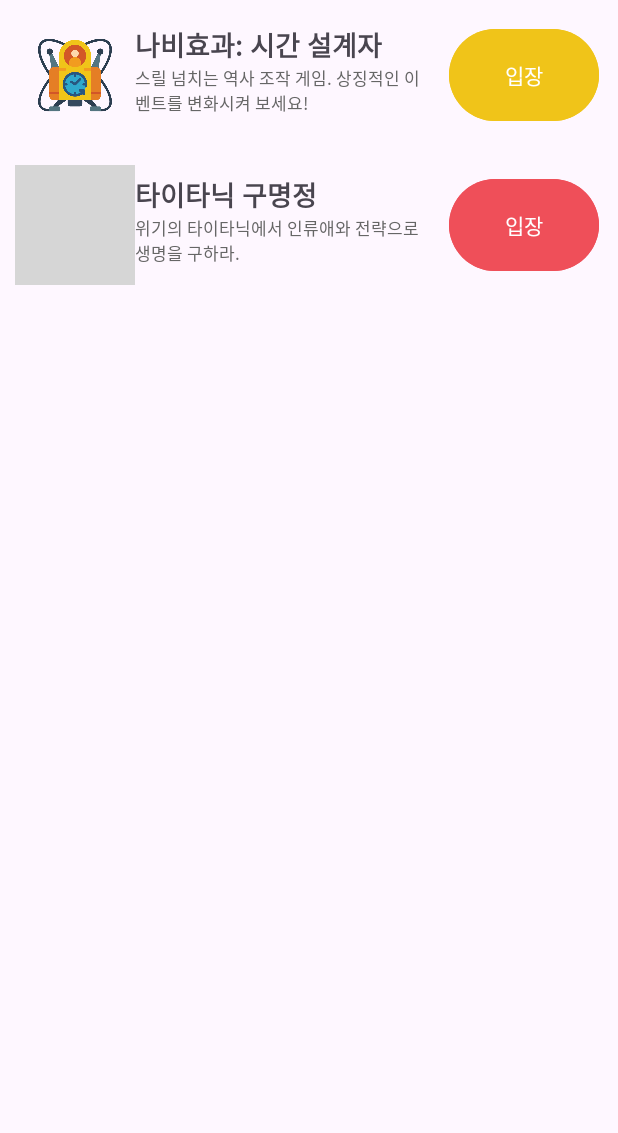
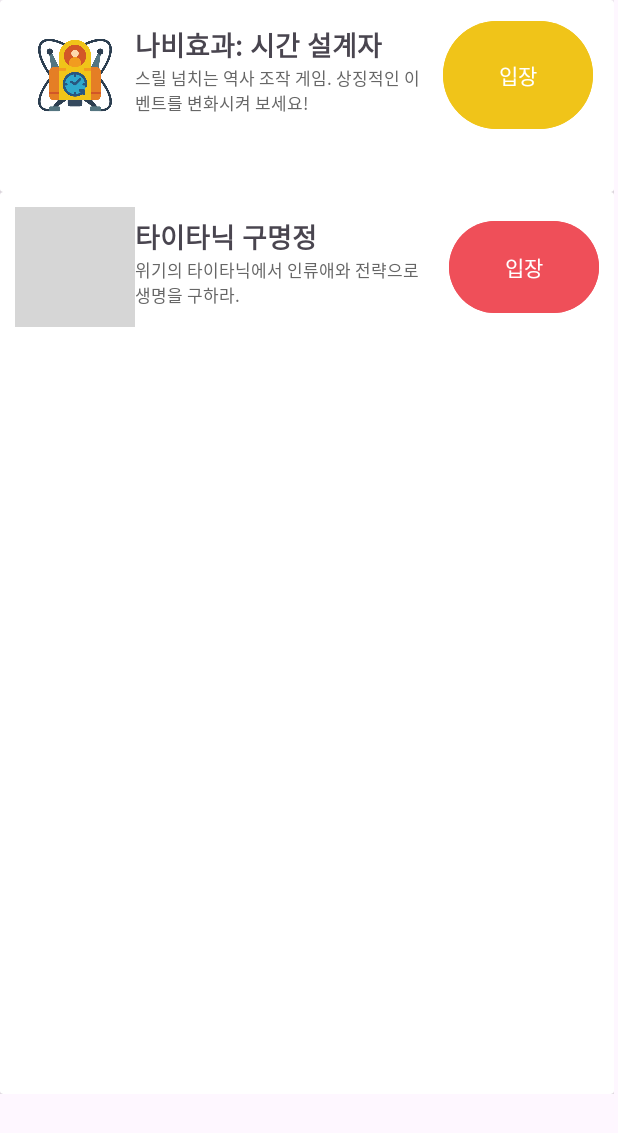
Before and after one commit to KHR0907/finalzammini2, an Android app: the screen it shows after launch (MainActivity), on a phone screen of 412 x 824 dp. Shown: the top 1133 px of the screen. Run offline under Robolectric (Android 15) with nearby library versions, the phone set to English and light mode, and no system bars; grey boxes are pictures that could not be loaded.

Commit message:
ui 변경 셋팅

```diff
--- a/app/src/main/java/com/example/finalzammini/MainActivity.java
+++ b/app/src/main/java/com/example/finalzammini/MainActivity.java
@@ -32,7 +32,6 @@ public class MainActivity extends AppCompatActivity {
         @Override
         public void onClick(View v) {
             Intent intent = new Intent(getApplicationContext(), ChatView.class);
-            //intent.putExtra("매개변수명",데이터);
             int id = v.getId();
             if(id==R.id.Button1){
                 intent.putExtra("bundle",bundle);
--- /dev/null
+++ b/app/src/main/java/com/example/finalzammini/SplashActivity.java
@@ -0,0 +1,27 @@
+package com.example.finalzammini;
+
+import androidx.appcompat.app.AppCompatActivity;
+import android.content.Intent;
+import android.os.Bundle;
+import android.os.Handler;
+
+public class SplashActivity extends AppCompatActivity {
+
+    @Override
+    protected void onCreate(Bundle savedInstanceState) {
+        super.onCreate(savedInstanceState);
+        setContentView(R.layout.splash_activity);
+        //로딩화면 시작.
+        Loadingstart();
+    }
+    private void Loadingstart(){
+        Handler handler=new Handler();
+        handler.postDelayed(new Runnable(){
+            public void run(){
+                Intent intent=new Intent(getApplicationContext(),MainActivity.class);
+                startActivity(intent);
+                finish();
+            }
+        },2000);
+    }
+}
--- a/app/src/main/res/layout/activity_main.xml
+++ b/app/src/main/res/layout/activity_main.xml
@@ -11,6 +11,10 @@
             android:layout_width="409dp"
             android:layout_height="729dp" tools:layout_editor_absoluteY="1dp" tools:layout_editor_absoluteX="1dp"
             tools:ignore="MissingConstraints">
+        <androidx.cardview.widget.CardView
+                android:layout_width="match_parent"
+                android:layout_height="128dp"
+        >
             <androidx.constraintlayout.widget.ConstraintLayout
                     android:layout_width="match_parent"
                     android:layout_height="100dp"
@@ -46,16 +50,19 @@
                         android:text="입장"
                         android:layout_width="100dp"
                         android:layout_height="match_parent"
-                android:layout_marginTop="5dp"
-                android:layout_marginBottom="5dp"
                         android:backgroundTint="#f0c419"
                         android:id="@+id/Button1"
-                app:layout_constraintRight_toRightOf="parent"/>
+                        app:layout_constraintRight_toRightOf="parent" tools:layout_editor_absoluteY="30dp"
+                        android:layout_marginRight="4dp"/>
 
 
             </androidx.constraintlayout.widget.ConstraintLayout>
+        </androidx.cardview.widget.CardView>
 
 
+        <androidx.cardview.widget.CardView
+                android:layout_width="match_parent"
+                android:layout_height="match_parent">
             <androidx.constraintlayout.widget.ConstraintLayout
                     android:layout_width="match_parent"
                     android:layout_height="100dp"
@@ -99,5 +106,6 @@
 
 
             </androidx.constraintlayout.widget.ConstraintLayout>
+        </androidx.cardview.widget.CardView>
     </LinearLayout>
 </androidx.constraintlayout.widget.ConstraintLayout>
--- a/app/src/main/res/values/themes.xml
+++ b/app/src/main/res/values/themes.xml
@@ -3,6 +3,13 @@
     <style name="Base.Theme.Finalzammini" parent="Theme.Material3.DayNight.NoActionBar">
         <!-- Customize your light theme here. -->
         <!-- <item name="colorPrimary">@color/my_light_primary</item> -->
+
+        <!-- Customize your theme here. -->
+
+        <!--추가-->
+        <item name="android:windowContentOverlay">@null</item>
+        <item name="android:windowIsTranslucent">true</item>
+
     </style>
 
     <style name="Theme.Finalzammini" parent="Base.Theme.Finalzammini"/>
```
Also changed, not shown: app/src/main/AndroidManifest.xml (+10 -8 lines), app/src/main/res/layout/splash_activity.xml (added, +18 -0 lines), app/src/main/res/drawable/loading.png (added). Lines whose indentation alone changed are shown as unchanged.
